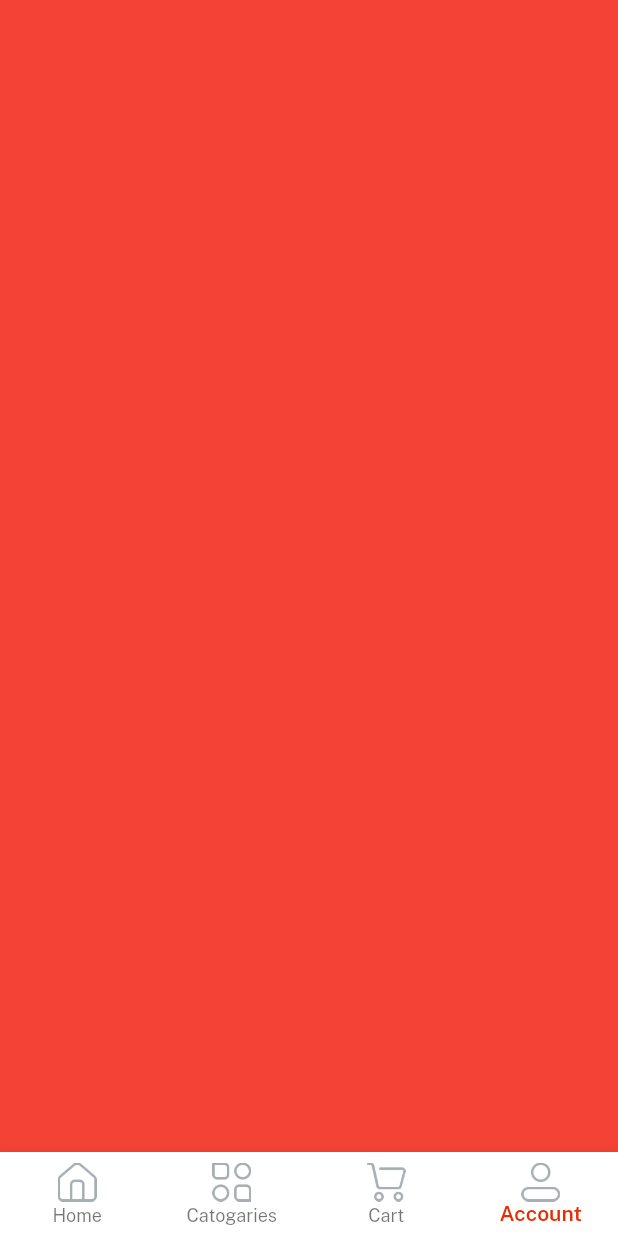
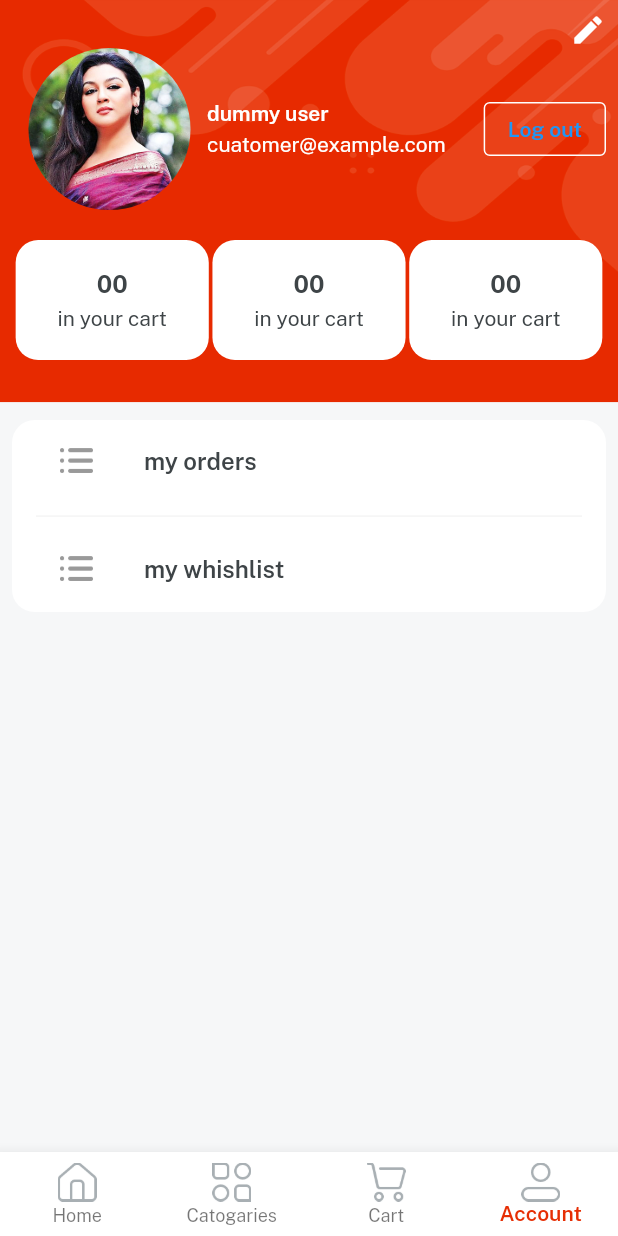
Before and after one commit to TinuBose/tastequest, a Flutter app: the Home screen opened directly, item 4 of the bottom bar chosen, on a phone screen of 412 x 824 dp. Run offline on Flutter 3.47's test engine with Material 2 defaults, Android fonts, the phone set to English and light mode, and no system bars; our stand-ins replace get, velocity_x.

Commit message:
ui completed

```diff
--- a/lib/consts/lists.dart
+++ b/lib/consts/lists.dart
@@ -38,3 +38,6 @@ const catogariesImages = [
 ];
 
 const itemDetailButtonsList = [review, policy, ingredients];
+
+const profileButtonsList = [orders, whishlist];
+const profileButtonsIcon = [icOrder, icOrder];
--- a/lib/consts/strings.dart
+++ b/lib/consts/strings.dart
@@ -11,6 +11,7 @@ const passwordHint = "******";
 const forgetPass = "Forget PAssword";
 const login = "Log in";
 const signup = "Sign up";
+const logout = "Log out";
 const createNewAccount = "or, create a new account";
 const loginWith = "Log in with";
 const termAndCond = "Terms and Conditions";
@@ -56,3 +57,7 @@ const review = "Review",
     policy = "Support policy",
     ingredients = "Ingredients",
     productsyoumaylike = "Products you may also like";
+
+//profile strings
+
+const whishlist = "my whishlist", orders = "my orders";
--- a/lib/views/cart_screen/cart_screen.dart
+++ b/lib/views/cart_screen/cart_screen.dart
@@ -6,7 +6,12 @@ class CartScreen extends StatelessWidget {
   @override
   Widget build(BuildContext context) {
     return Container(
-      color: Colors.purple,
+      color: Colors.white,
+      child: "Cart is empty!"
+          .text
+          .fontFamily(semibold)
+          .color(darkFontGrey)
+          .makeCentered(),
     );
   }
 }
--- /dev/null
+++ b/lib/views/profile_screen/components/details_card.dart
@@ -0,0 +1,19 @@
+import 'package:tastequest/consts/consts.dart';
+
+Widget detailsCard({width, String? count, String? title}) {
+  return Column(
+    mainAxisAlignment: MainAxisAlignment.center,
+    children: [
+      "00".text.fontFamily(bold).color(darkFontGrey).size(16).make(),
+      5.heightBox,
+      "in your cart".text.color(darkFontGrey).make(),
+    ],
+  )
+      .box
+      .white
+      .rounded
+      .width(width)
+      .height(80)
+      .padding(const EdgeInsets.all(4))
+      .make();
+}
--- a/lib/views/profile_screen/profile_screen.dart
+++ b/lib/views/profile_screen/profile_screen.dart
@@ -1,12 +1,109 @@
 import 'package:tastequest/consts/consts.dart';
+import 'package:tastequest/consts/lists.dart';
+import 'package:tastequest/views/profile_screen/components/details_card.dart';
+import 'package:tastequest/widgets_common/bg_widget.dart';
 
 class ProfileScreen extends StatelessWidget {
   const ProfileScreen({super.key});
 
   @override
   Widget build(BuildContext context) {
-    return Container(
-      color: Colors.red,
+    return bgWidget(
+      child: Scaffold(
+        body: SafeArea(
+          child: Container(
+            padding: const EdgeInsets.all(8),
+            child: Column(
+              children: [
+                //edit profile button
+                const Align(
+                  alignment: Alignment.topRight,
+                  child: Icon(
+                    Icons.edit,
+                    color: whiteColor,
+                  ),
+                ).onTap(() {}),
+
+                //users detail section
+                Row(
+                  children: [
+                    Image.asset(imgProfile2, width: 130, fit: BoxFit.cover)
+                        .box
+                        .roundedFull
+                        .clip(Clip.antiAlias)
+                        .make(),
+                    10.heightBox,
+                    Expanded(
+                        child: Column(
+                      crossAxisAlignment: CrossAxisAlignment.start,
+                      children: [
+                        "dummy user".text.fontFamily(semibold).white.make(),
+                        5.heightBox,
+                        "cuatomer@example.com".text.white.make(),
+                      ],
+                    )),
+                    OutlinedButton(
+                      style: OutlinedButton.styleFrom(
+                        side: const BorderSide(
+                          color: whiteColor,
+                        ),
+                      ),
+                      onPressed: () {},
+                      child: logout.text.fontFamily(semibold).make(),
+                    )
+                  ],
+                ),
+                20.heightBox,
+                Row(
+                  mainAxisAlignment: MainAxisAlignment.spaceEvenly,
+                  children: [
+                    detailsCard(
+                        count: "00",
+                        title: "in your cart",
+                        width: context.screenWidth / 3.2),
+                    detailsCard(
+                        count: "10",
+                        title: "in your whishlist",
+                        width: context.screenWidth / 3.2),
+                    detailsCard(
+                        count: "5",
+                        title: "your orders",
+                        width: context.screenWidth / 3.2),
+                  ],
+                ),
+                40.heightBox,
+                //buttons section
+                ListView.separated(
+                        shrinkWrap: true,
+                        separatorBuilder: (context, index) {
+                          return const Divider(
+                            color: lightGrey,
+                          );
+                        },
+                        itemBuilder: (BuildContext context, int index) {
+                          return ListTile(
+                            leading: Image.asset(
+                              profileButtonsIcon[index],
+                              width: 22,
+                            ),
+                            title: profileButtonsList[index]
+                                .text
+                                .fontFamily(semibold)
+                                .color(darkFontGrey)
+                                .make(),
+                          );
+                        },
+                        itemCount: profileButtonsList.length)
+                    .box
+                    .white
+                    .rounded
+                    .padding(const EdgeInsets.symmetric(horizontal: 16))
+                    .make(),
+              ],
+            ),
+          ),
+        ),
+      ),
     );
   }
 }
```
